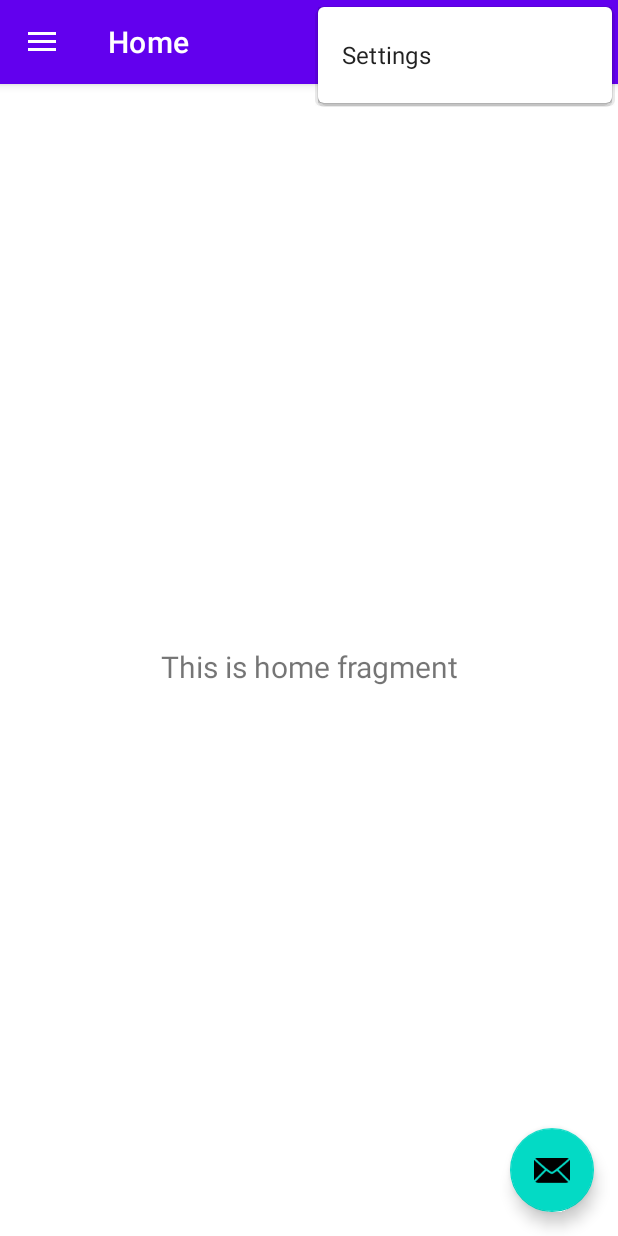
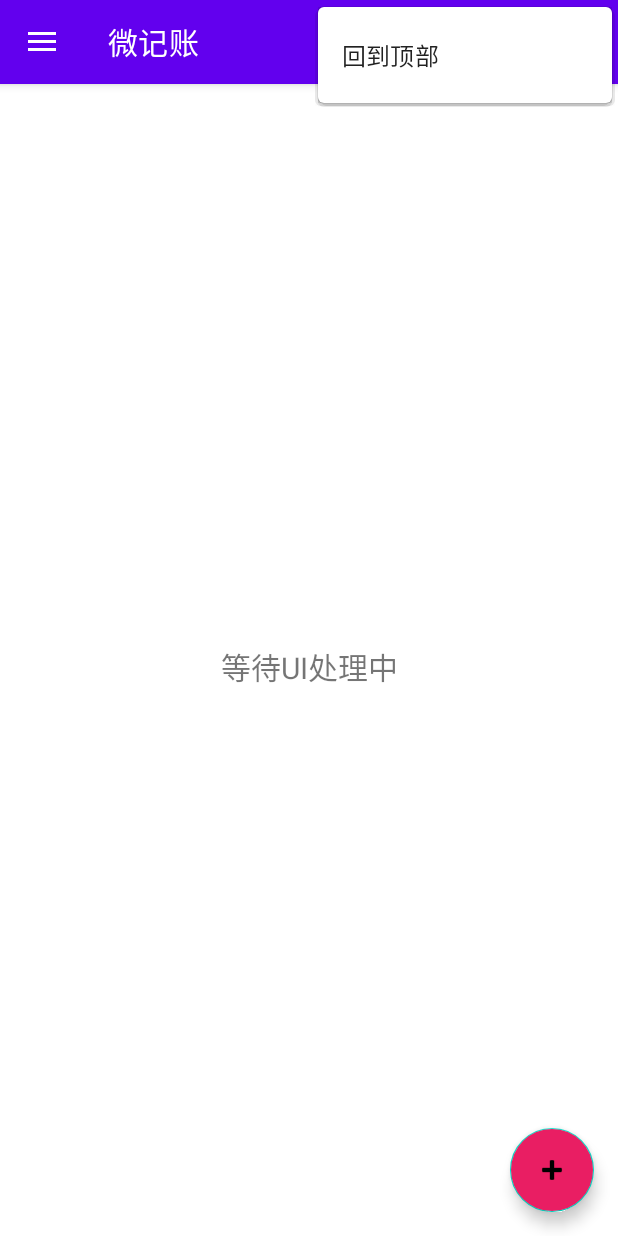
Before and after one commit to wuyuansushen/MobileLearning, an Android app: the screen it shows after launch (MainActivity), with the options menu open, on a phone screen of 412 x 824 dp. Run offline under Robolectric (Android 15) with nearby library versions, the phone set to English and light mode, and no system bars; our stand-ins replace navigation-ui.

Commit message:
Remove template

```diff
--- a/app/src/main/java/com/wwl/mobilelearning/ui/home/HomeViewModel.java
+++ b/app/src/main/java/com/wwl/mobilelearning/ui/home/HomeViewModel.java
@@ -10,7 +10,7 @@ public class HomeViewModel extends ViewModel {
 
     public HomeViewModel() {
         mText = new MutableLiveData<>();
-        mText.setValue("This is home fragment");
+        mText.setValue("等待UI处理中");
     }
 
     public LiveData<String> getText() {
--- a/app/src/main/res/layout/app_bar_main.xml
+++ b/app/src/main/res/layout/app_bar_main.xml
@@ -29,6 +29,7 @@
         android:layout_gravity="bottom|end"
         android:layout_marginEnd="@dimen/fab_margin"
         android:layout_marginBottom="16dp"
-        app:srcCompat="@android:drawable/ic_dialog_email" />
+        android:backgroundTint="#E91E63"
+        app:srcCompat="@android:drawable/ic_input_add" />
 
 </androidx.coordinatorlayout.widget.CoordinatorLayout>
--- a/app/src/main/res/values/strings.xml
+++ b/app/src/main/res/values/strings.xml
@@ -1,13 +1,13 @@
 <resources>
-    <string name="app_name">MobileLearning</string>
+    <string name="app_name">移动软件开发与安全</string>
     <string name="navigation_drawer_open">Open navigation drawer</string>
     <string name="navigation_drawer_close">Close navigation drawer</string>
     <string name="nav_header_title">Android Studio</string>
     <string name="nav_header_subtitle">android.studio@android.com</string>
     <string name="nav_header_desc">Navigation header</string>
-    <string name="action_settings">Settings</string>
+    <string name="action_settings">回到顶部</string>
 
-    <string name="menu_home">Home</string>
+    <string name="menu_home">微记账</string>
     <string name="menu_gallery">Gallery</string>
     <string name="menu_slideshow">Slideshow</string>
 </resources>
```
Also changed, not shown: app/src/main/res/drawable/ic_baseline_add_24.xml (added, +10 -0 lines).
